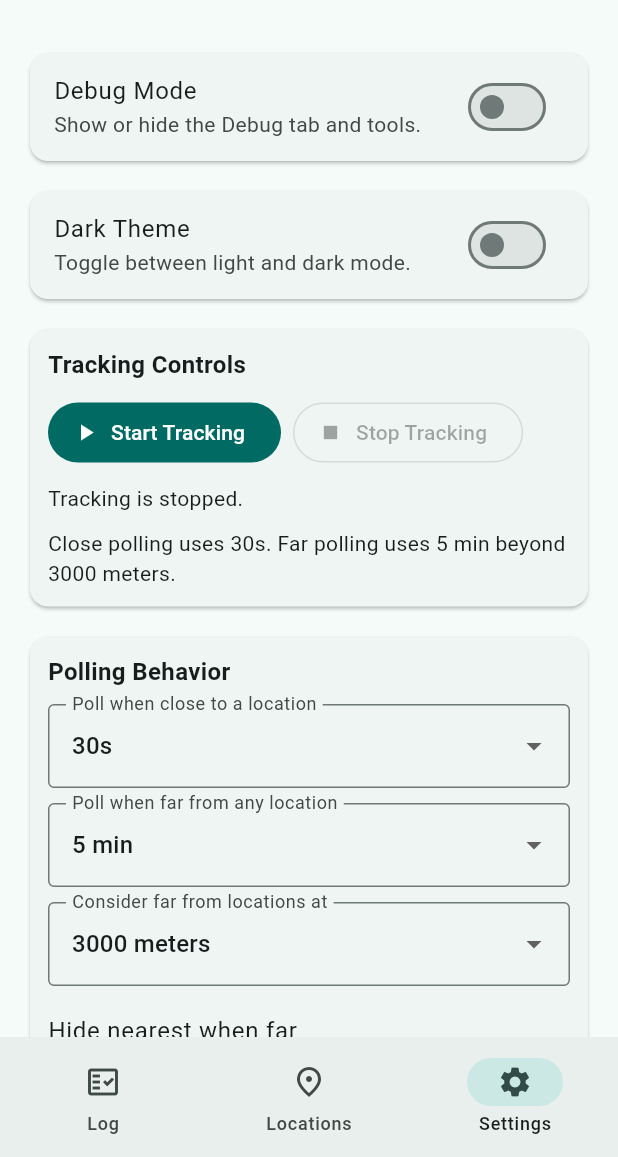
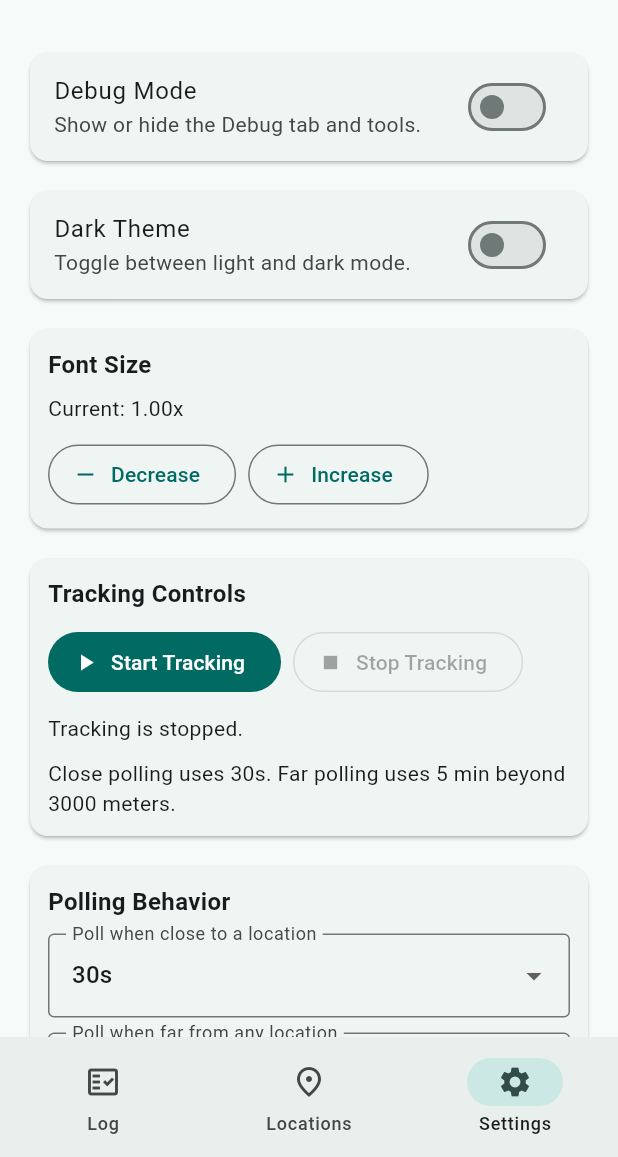
Before and after one commit to andyroki/lokalog, a Flutter app: the screen it shows after launch, item 3 of the bottom bar chosen, on a phone screen of 412 x 824 dp, the part 79-1236 px from its top. Run offline on Flutter 3.47's test engine with Material 3 defaults, Android fonts, the phone set to English and light mode, and no system bars.

Commit message:
added name to log entires.

```diff
--- a/lib/main.dart
+++ b/lib/main.dart
@@ -21,12 +21,18 @@ class LokaLogApp extends StatefulWidget {
 class _LokaLogAppState extends State<LokaLogApp> {
   static const MethodChannel _prefChannel = MethodChannel('lokalog/location');
   static const String _darkModePreferenceKey = 'pref_dark_mode';
+  static const String _fontScalePreferenceKey = 'pref_font_scale';
+  static const double _minFontScale = 0.85;
+  static const double _maxFontScale = 1.35;
+  static const double _fontScaleStep = 0.1;
   ThemeMode _themeMode = ThemeMode.light;
+  double _fontScale = 1.0;
 
   @override
   void initState() {
     super.initState();
     unawaited(_loadDarkMode());
+    unawaited(_loadFontScale());
   }
 
   Future<void> _loadDarkMode() async {
@@ -43,6 +49,24 @@ class _LokaLogAppState extends State<LokaLogApp> {
       });
     } catch (_) {
       // Use default if load fails.
+    }
+  }
+
+  Future<void> _loadFontScale() async {
+    try {
+      final String? raw = await _prefChannel.invokeMethod<String>(
+        'loadPreference',
+        <String, dynamic>{'key': _fontScalePreferenceKey},
+      );
+      final double parsed = double.tryParse(raw ?? '') ?? 1.0;
+      if (!mounted) {
+        return;
+      }
+      setState(() {
+        _fontScale = parsed.clamp(_minFontScale, _maxFontScale);
+      });
+    } catch (_) {
+      // Keep default font scale if load fails.
     }
   }
 
@@ -55,6 +79,20 @@ class _LokaLogAppState extends State<LokaLogApp> {
       <String, dynamic>{
         'key': _darkModePreferenceKey,
         'value': enabled.toString(),
+      },
+    ));
+  }
+
+  void _setFontScale(double value) {
+    final double clamped = value.clamp(_minFontScale, _maxFontScale);
+    setState(() {
+      _fontScale = clamped;
+    });
+    unawaited(_prefChannel.invokeMethod<void>(
+      'savePreference',
+      <String, dynamic>{
+        'key': _fontScalePreferenceKey,
+        'value': clamped.toStringAsFixed(2),
       },
     ));
   }
@@ -76,10 +114,22 @@ class _LokaLogAppState extends State<LokaLogApp> {
           brightness: Brightness.dark,
         ),
       ),
+      builder: (BuildContext context, Widget? child) {
+        final MediaQueryData media = MediaQuery.of(context);
+        return MediaQuery(
+          data: media.copyWith(textScaler: TextScaler.linear(_fontScale)),
+          child: child ?? const SizedBox.shrink(),
+        );
+      },
       themeMode: _themeMode,
       home: ScenarioPage(
         isDarkMode: _themeMode == ThemeMode.dark,
         onDarkModeChanged: _setDarkMode,
+        fontScale: _fontScale,
+        minFontScale: _minFontScale,
+        maxFontScale: _maxFontScale,
+        fontScaleStep: _fontScaleStep,
+        onFontScaleChanged: _setFontScale,
       ),
     );
   }
@@ -90,10 +140,20 @@ class ScenarioPage extends StatefulWidget {
     super.key,
     required this.isDarkMode,
     required this.onDarkModeChanged,
+    required this.fontScale,
+    required this.minFontScale,
+    required this.maxFontScale,
+    required this.fontScaleStep,
+    required this.onFontScaleChanged,
   });
 
   final bool isDarkMode;
   final ValueChanged<bool> onDarkModeChanged;
+  final double fontScale;
+  final double minFontScale;
+  final double maxFontScale;
+  final double fontScaleStep;
+  final ValueChanged<double> onFontScaleChanged;
 
   @override
   State<ScenarioPage> createState() => _ScenarioPageState();
@@ -614,6 +674,8 @@ class _ScenarioPageState extends State<ScenarioPage> {
             ((item['timestamp'] as num?)?.toInt() ??
                 DateTime.now().millisecondsSinceEpoch);
         return JobLog(
+          name: (item['name'] ?? item['siteName'] ?? item['address'] ?? '')
+            .toString(),
           address: (item['address'] ?? '').toString(),
           lat: ((item['lat'] as num?)?.toDouble() ?? 0),
           lng: ((item['lng'] as num?)?.toDouble() ?? 0),
@@ -1060,6 +1122,7 @@ class _ScenarioPageState extends State<ScenarioPage> {
     _logs.insert(
       0,
       JobLog(
+        name: site.name,
         address: site.address,
         lat: fix.lat,
         lng: fix.lng,
@@ -1991,15 +2054,21 @@ class _ScenarioPageState extends State<ScenarioPage> {
           ..._logs.asMap().entries.map((MapEntry<int, JobLog> entry) {
             final int index = entry.key;
             final JobLog log = entry.value;
+            final String clientName =
+                log.name.trim().isEmpty ? 'Client' : log.name.trim();
+            final String address = log.address.trim();
+            final bool showAddressLine =
+                address.isNotEmpty && address != clientName;
             return Card(
               child: ListTile(
-                title: Text(log.address),
+                title: Text('Customer: $clientName'),
                 subtitle: Text(
+                  '${showAddressLine ? '$address\n' : ''}'
                   '${_formatLogTimestamp(log.timestamp)}\n'
                   'Confidence: ${log.confidence.toStringAsFixed(1)}% | '
                   '${log.confirmedByUser ? 'confirmed' : 'auto-logged'}',
                 ),
-                isThreeLine: true,
+                isThreeLine: showAddressLine,
                 trailing: IconButton(
                   tooltip: 'Delete log',
                   onPressed: () => _onDeleteLogEntry(index, log),
@@ -2046,6 +2115,54 @@ class _ScenarioPageState extends State<ScenarioPage> {
             subtitle: const Text('Toggle between light and dark mode.'),
             value: widget.isDarkMode,
             onChanged: widget.onDarkModeChanged,
+          ),
+        ),
+        const SizedBox(height: 12),
+        Card(
+          child: Padding(
+            padding: const EdgeInsets.all(12),
+            child: Column(
+              crossAxisAlignment: CrossAxisAlignment.start,
+              children: <Widget>[
+                const Text(
+                  'Font Size',
+                  style: TextStyle(fontSize: 16, fontWeight: FontWeight.bold),
+                ),
+                const SizedBox(height: 8),
+                Text(
+                  'Current: ${widget.fontScale.toStringAsFixed(2)}x',
+                ),
+                const SizedBox(height: 10),
+                Wrap(
+                  spacing: 8,
+                  runSpacing: 8,
+                  children: <Widget>[
+                    OutlinedButton.icon(
+                      onPressed: widget.fontScale <= widget.minFontScale
+                          ? null
+                          : () {
+                              widget.onFontScaleChanged(
+                                widget.fontScale - widget.fontScaleStep,
+                              );
+                            },
+                      icon: const Icon(Icons.remove),
+                      label: const Text('Decrease'),
+                    ),
+                    OutlinedButton.icon(
+                      onPressed: widget.fontScale >= widget.maxFontScale
+                          ? null
+                          : () {
+                              widget.onFontScaleChanged(
+                                widget.fontScale + widget.fontScaleStep,
+                              );
+                            },
+                      icon: const Icon(Icons.add),
+                      label: const Text('Increase'),
+                    ),
+                  ],
+                ),
+              ],
+            ),
           ),
         ),
         const SizedBox(height: 12),
@@ -2650,6 +2767,7 @@ class SiteDistance {
 
 class JobLog {
   JobLog({
+    required this.name,
     required this.address,
     required this.lat,
     required this.lng,
@@ -2659,6 +2777,7 @@ class JobLog {
     required this.timestamp,
   });
 
+  final String name;
   final String address;
   final double lat;
   final double lng;
```
Also changed, not shown: 1 other file.
